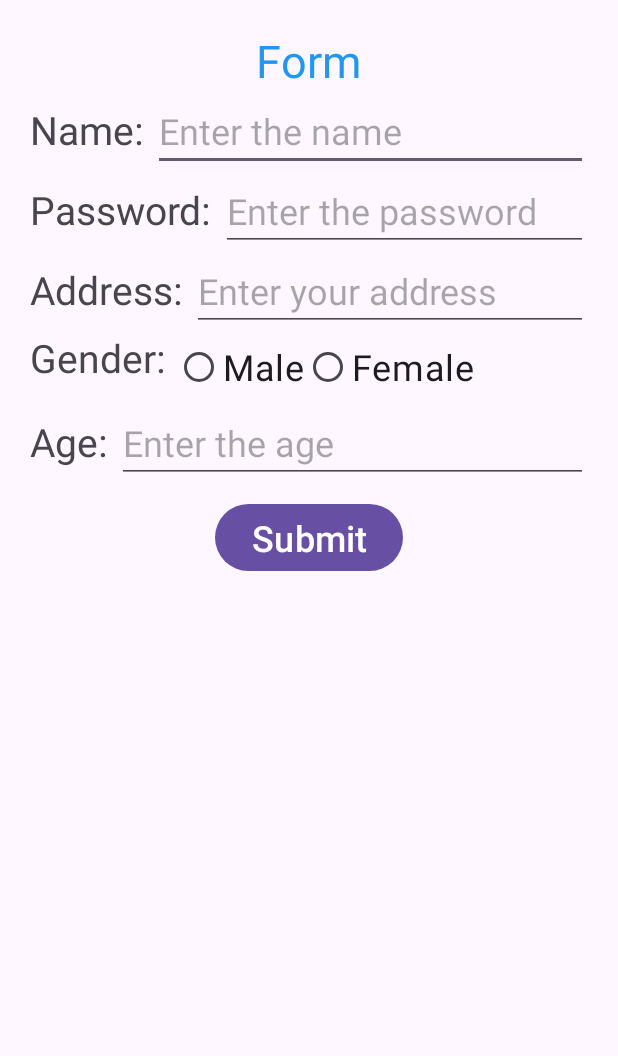
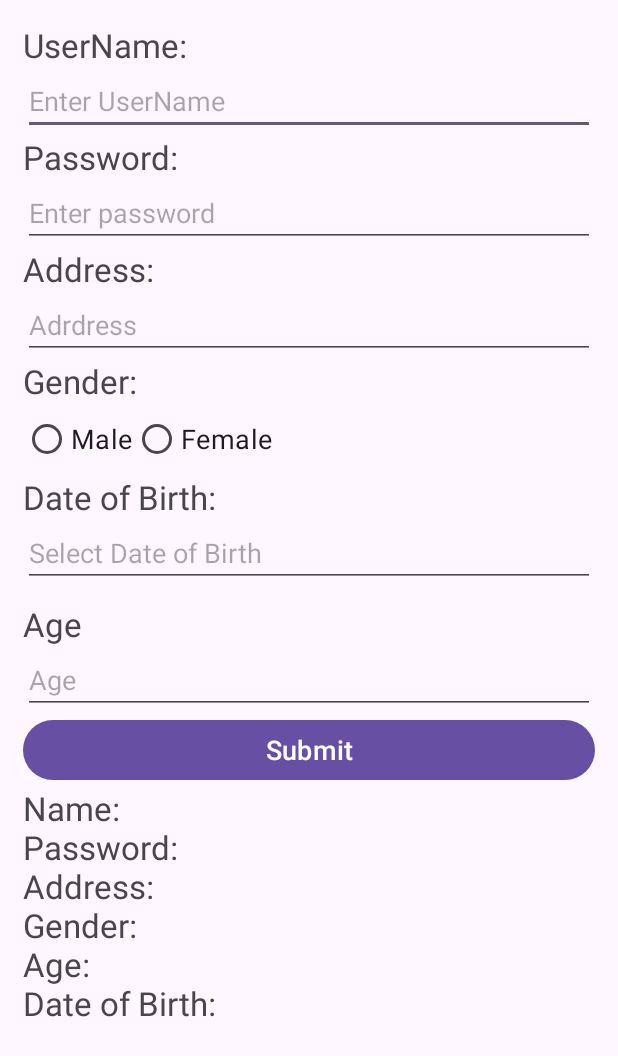
Before and after one commit to mrHacker-03/Exp2, an Android app: the screen it shows after launch (MainActivity), after a tap on "Submit", on a phone screen of 412 x 824 dp. Shown: the top 1056 px of the screen. Run offline under Robolectric (Android 15) with nearby library versions, the phone set to English and light mode, and no system bars.

Commit message:
new date

```diff
--- a/app/src/main/java/com/example/exp2/MainActivity.kt
+++ b/app/src/main/java/com/example/exp2/MainActivity.kt
@@ -1,37 +1,55 @@
 package com.example.exp2
-
+//copy from below
+import android.app.DatePickerDialog
 import android.os.Bundle
-import android.widget.Button
-import android.widget.EditText
-import android.widget.RadioButton
-import android.widget.RadioGroup
-import android.widget.TextView
-import androidx.activity.enableEdgeToEdge
+import android.widget.*
 import androidx.appcompat.app.AppCompatActivity
-
+import com.example.exp2.R
+import java.util.*
 class MainActivity : AppCompatActivity() {
     override fun onCreate(savedInstanceState: Bundle?) {
         super.onCreate(savedInstanceState)
-        enableEdgeToEdge()
         setContentView(R.layout.activity_main)
+        val userName = findViewById<EditText>(R.id.userName)
+        val passw = findViewById<EditText>(R.id.passw)
+        val addr = findViewById<EditText>(R.id.addr)
+        val age = findViewById<EditText>(R.id.age)
+        val dob = findViewById<EditText>(R.id.dob)
+        val sub = findViewById<Button>(R.id.sub)
+        val gender = findViewById<RadioGroup>(R.id.gender)
+        val printer = findViewById<TextView>(R.id.printer)
 
-        val name = findViewById<EditText>(R.id.name)
-        val password = findViewById<EditText>(R.id.password)
-        val address = findViewById<EditText>(R.id.address)
-        val gender = findViewById<RadioGroup>(R.id.gender)
-        val age = findViewById<EditText>(R.id.age)
-         lateinit var genderI:RadioButton
-        gender.setOnCheckedChangeListener{ group,checkedId ->
-            genderI = findViewById(checkedId)
+        dob.setOnClickListener {
+            val calendar = Calendar.getInstance()
+            val year = calendar.get(Calendar.YEAR)
+            val month = calendar.get(Calendar.MONTH)
+            val day = calendar.get(Calendar.DAY_OF_MONTH)
+            val datePickerDialog = DatePickerDialog(
+                this,
+                { _, selectedYear, selectedMonth, selectedDay ->
+                    dob.setText("${selectedDay}/${selectedMonth + 1}/${selectedYear}")
+                },
+                year,
+                month,
+                day
+            )
+            datePickerDialog.show()
         }
-        val result = findViewById<TextView>(R.id.result)
-        val submit = findViewById<Button>(R.id.submit)
+        sub.setOnClickListener {
+            val selectedGender = when (gender.checkedRadioButtonId) {
+                R.id.ma -> "Male"
+                R.id.fe -> "Female"
+                else -> ""
+            }
 
-        submit.setOnClickListener {
-            val r =  " Name: ${name.text} \n Password: ${password.text} \n Address: ${address.text} \n Gender: ${genderI.text} \n Age: ${age.text}"
-            result.text = r
+            val i = "Name:${userName.text}\n" +
+                    "Password:${passw.text}\n" +
+                    "Address:${addr.text}\n" +
+
+                    "Gender:${selectedGender}\n" +
+                    "Age:${age.text}\n" +
+                    "Date of Birth:${dob.text}\n"
+            printer.text = i;
         }
-
-
     }
 }
--- a/app/src/main/res/layout/activity_main.xml
+++ b/app/src/main/res/layout/activity_main.xml
@@ -1,152 +1,152 @@
 <?xml version="1.0" encoding="utf-8"?>
-<LinearLayout xmlns:android="http://schemas.android.com/apk/res/android"
-    xmlns:tools="http://schemas.android.com/tools"
-    android:id="@+id/main"
+<LinearLayout
+    xmlns:android="http://schemas.android.com/apk/res/android"
     android:layout_width="match_parent"
-    android:padding="20dp"
     android:layout_height="match_parent"
-    tools:context=".MainActivity"
-    android:orientation="vertical">
+    android:orientation="vertical"
+    android:padding="15dp"
+    android:fitsSystemWindows="true">
+    <LinearLayout
+        android:layout_width="match_parent"
+        android:layout_height="wrap_content"
+        android:orientation="vertical">
+        <TextView
+            android:layout_width="match_parent"
+            android:layout_height="wrap_content"
+            android:text="UserName:"
+            android:textSize="22sp">
+        </TextView>
+        <EditText
+            android:layout_width="match_parent"
+            android:layout_height="wrap_content"
+            android:hint="Enter UserName"
+            android:id="@+id/userName">
+        </EditText>
+    </LinearLayout>
+    <LinearLayout
+        android:layout_width="match_parent"
+        android:layout_height="wrap_content"
+        android:orientation="vertical">
+        <TextView
+            android:layout_width="match_parent"
+            android:layout_height="wrap_content"
+            android:text="Password:"
+            android:textSize="22sp">
+        </TextView>
+        <EditText
+            android:layout_width="match_parent"
+            android:layout_height="wrap_content"
+            android:hint="Enter password"
+            android:id="@+id/passw"
+            android:inputType="textPassword">
+        </EditText>
+    </LinearLayout>
+    <LinearLayout
+        android:layout_width="match_parent"
+        android:layout_height="wrap_content"
+        android:orientation="vertical">
+        <TextView
+            android:layout_width="match_parent"
+            android:layout_height="wrap_content"
+            android:text="Address:"
+            android:textSize="22sp">
+        </TextView>
+        <EditText
+            android:layout_width="match_parent"
+            android:layout_height="wrap_content"
+            android:hint="Adrdress"
+            android:id="@+id/addr">
+        </EditText>
+    </LinearLayout>
+    <LinearLayout
+        android:layout_width="match_parent"
+        android:layout_height="wrap_content"
+        android:orientation="vertical">
+        <TextView
+            android:layout_width="match_parent"
+            android:layout_height="wrap_content"
+            android:text="Gender:"
+            android:textSize="22sp">
+        </TextView>
+        <RadioGroup
+            android:layout_width="match_parent"
+            android:layout_height="match_parent"
+            android:orientation="horizontal"
+            android:id="@+id/gender">
+            <RadioButton
+                android:id="@+id/ma"
+                android:layout_width="wrap_content"
+                android:layout_height="match_parent"
+                android:text="Male"
+                android:textSize="18sp"/>
+            <RadioButton
+                android:id="@+id/fe"
+                android:layout_width="wrap_content"
+                android:layout_height="match_parent"
+                android:text="Female"
+                android:textSize="18sp"/>
+        </RadioGroup>
+    </LinearLayout>
+    <LinearLayout
+        android:layout_width="match_parent"
+        android:layout_height="wrap_content"
+        android:orientation="vertical">
+        <TextView
+            android:layout_width="match_parent"
+            android:layout_height="wrap_content"
+            android:text="Date of Birth:"
+            android:textSize="22sp">
+        </TextView>
+        <EditText
+            android:layout_width="match_parent"
+            android:layout_height="wrap_content"
+            android:hint="Select Date of Birth"
+            android:focusable="false"
+            android:id="@+id/dob">
+        </EditText>
+    </LinearLayout>
+    <LinearLayout
+        android:layout_width="match_parent"
+        android:layout_height="wrap_content"
+        android:orientation="vertical"
+        android:layout_marginTop="15px">
+        <TextView
+            android:layout_width="match_parent"
+            android:layout_height="wrap_content"
+            android:text="Age"
+            android:textSize="22sp">
+        </TextView>
+        <EditText
+            android:layout_width="match_parent"
+            android:layout_height="wrap_content"
+            android:hint="Age"
+            android:inputType="number"
+            android:id="@+id/age">
+        </EditText>
+    </LinearLayout>
 
     <LinearLayout
         android:layout_width="match_parent"
         android:layout_height="wrap_content"
-        android:gravity="center">
-        <TextView
-            android:layout_width="wrap_content"
-            android:layout_height="wrap_content"
-            android:text="Form"
-            android:textSize="30sp"
-            android:textColor="#2196F3"/>
-    </LinearLayout>
-    <LinearLayout
-        android:layout_width="match_parent"
-        android:layout_height="wrap_content">
-        <TextView
-            android:layout_width="wrap_content"
-            android:layout_height="wrap_content"
-            android:text="Name: "
-
-            android:textSize="26sp">
-
-        </TextView>
-
-        <EditText
+        android:orientation="vertical">
+        <Button
             android:layout_width="match_parent"
             android:layout_height="wrap_content"
-            android:hint="Enter the name"
-            android:id="@+id/name"
-            android:textSize="24sp"/>
-
-    </LinearLayout>
-    <LinearLayout
-        android:layout_width="match_parent"
-        android:layout_height="wrap_content">
-        <TextView
-            android:layout_width="wrap_content"
-            android:layout_height="wrap_content"
-            android:text="Password: "
-
-            android:textSize="26sp">
-
-        </TextView>
-
-        <EditText
-            android:inputType="textPassword"
-            android:layout_width="match_parent"
-            android:layout_height="wrap_content"
-            android:hint="Enter the password"
-            android:id="@+id/password"
-            android:textSize="24sp"/>
-
-    </LinearLayout>
-    <LinearLayout
-        android:layout_width="match_parent"
-        android:layout_height="wrap_content">
-        <TextView
-            android:layout_width="wrap_content"
-            android:layout_height="wrap_content"
-            android:text="Address: "
-            android:textSize="26sp">
-
-        </TextView>
-
-        <EditText
-            android:layout_width="match_parent"
-            android:layout_height="wrap_content"
-            android:hint="Enter your address"
-            android:id="@+id/address"
-            android:textSize="24sp"/>
-
-    </LinearLayout>
-    <LinearLayout
-        android:layout_width="match_parent"
-
-        android:layout_height="wrap_content">
-        <TextView
-            android:layout_width="wrap_content"
-            android:layout_height="wrap_content"
-            android:text="Gender: "
-            android:textSize="26sp">
-
-        </TextView>
-
-        <RadioGroup
-            android:layout_width="match_parent"
-            android:orientation="horizontal"
-            android:id="@+id/gender"
-            android:layout_height="wrap_content">
-            <RadioButton
-                android:layout_width="wrap_content"
-                android:layout_height="wrap_content"
-                android:id="@+id/m"
-                android:text="Male"
-                android:textSize="24sp"/>
-            <RadioButton
-                android:layout_width="wrap_content"
-                android:layout_height="wrap_content"
-                android:id="@+id/f"
-                android:text="Female"
-                android:textSize="24sp"/>
-        </RadioGroup>
-    </LinearLayout>
-    <LinearLayout
-        android:layout_width="match_parent"
-        android:layout_height="wrap_content">
-        <TextView
-            android:layout_width="wrap_content"
-            android:layout_height="wrap_content"
-            android:text="Age: "
-            android:textSize="26sp">
-
-        </TextView>
-
-        <EditText
-            android:inputType="number"
-            android:layout_width="match_parent"
-            android:layout_height="wrap_content"
-            android:hint="Enter the age"
-            android:id="@+id/age"
-            android:textSize="24sp"/>
+            android:text="Submit"
+            android:textSize="18sp"
+            android:textColor="@color/white"
+            android:id="@+id/sub">
+        </Button>
     </LinearLayout>
     <LinearLayout
         android:layout_width="match_parent"
         android:layout_height="wrap_content"
-        android:gravity="center"
-        android:padding="10dp">
-        <Button
-            android:layout_width="wrap_content"
+        android:orientation="vertical">
+        <TextView
+            android:layout_width="match_parent"
             android:layout_height="wrap_content"
-            android:textSize="24sp"
-            android:text="Submit"
-            android:id="@+id/submit"
-            />
-
+            android:textSize="22sp"
+            android:id="@+id/printer">
+        </TextView>
     </LinearLayout>
-    <TextView
-        android:layout_width="wrap_content"
-        android:layout_height="wrap_content"
-        android:id="@+id/result"
-        android:textSize="24sp"
-        />
 </LinearLayout>
```
